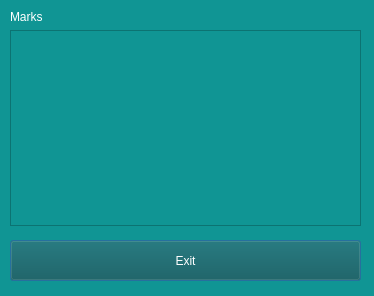
This is QTcreator/Diary/student_window.ui in albaSANDROS/DIPLOMA-PROJECT.-Multi-user-client-server-application-e-journal as Qt 5 draws it before an edit. The edited form follows.
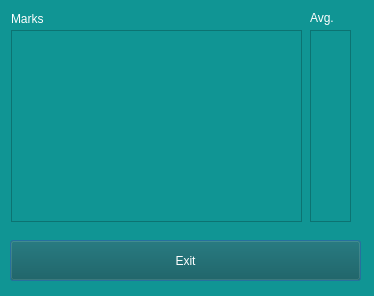
This is the edited form.

Commit message: Added average marks for all windows

```diff
--- a/QTcreator/Diary/student_window.ui
+++ b/QTcreator/Diary/student_window.ui
@@ -37,18 +37,47 @@
     <string>Exit</string>
    </property>
   </widget>
-  <widget class="QWidget" name="layoutWidget">
+  <widget class="QTextEdit" name="textEdit_avg_marks">
    <property name="geometry">
     <rect>
-     <x>10</x>
+     <x>310</x>
+     <y>30</y>
+     <width>41</width>
+     <height>192</height>
+    </rect>
+   </property>
+   <property name="styleSheet">
+    <string notr="true">color: rgb(255, 255, 255);</string>
+   </property>
+   <property name="readOnly">
+    <bool>true</bool>
+   </property>
+  </widget>
+  <widget class="QLabel" name="label_marks_2">
+   <property name="geometry">
+    <rect>
+     <x>310</x>
      <y>10</y>
-     <width>351</width>
-     <height>216</height>
+     <width>32</width>
+     <height>16</height>
     </rect>
    </property>
-   <layout class="QVBoxLayout" name="verticalLayout">
-    <item>
+   <property name="styleSheet">
+    <string notr="true">color: rgb(255, 255, 255);</string>
+   </property>
+   <property name="text">
+    <string>Avg.</string>
+   </property>
+  </widget>
      <widget class="QLabel" name="label_marks">
+   <property name="geometry">
+    <rect>
+     <x>11</x>
+     <y>11</y>
+     <width>32</width>
+     <height>16</height>
+    </rect>
+   </property>
       <property name="styleSheet">
        <string notr="true">color: rgb(255, 255, 255);</string>
       </property>
@@ -56,18 +85,21 @@
        <string>Marks</string>
       </property>
      </widget>
-    </item>
-    <item>
      <widget class="QTextEdit" name="textEdit_marks">
+   <property name="geometry">
+    <rect>
+     <x>11</x>
+     <y>30</y>
+     <width>291</width>
+     <height>192</height>
+    </rect>
+   </property>
       <property name="styleSheet">
        <string notr="true">color: rgb(255, 255, 255);</string>
       </property>
       <property name="readOnly">
        <bool>true</bool>
       </property>
-     </widget>
-    </item>
-   </layout>
   </widget>
  </widget>
  <resources/>
```
Lines whose indentation alone changed are shown as unchanged. The commit also changes 23 other files.
